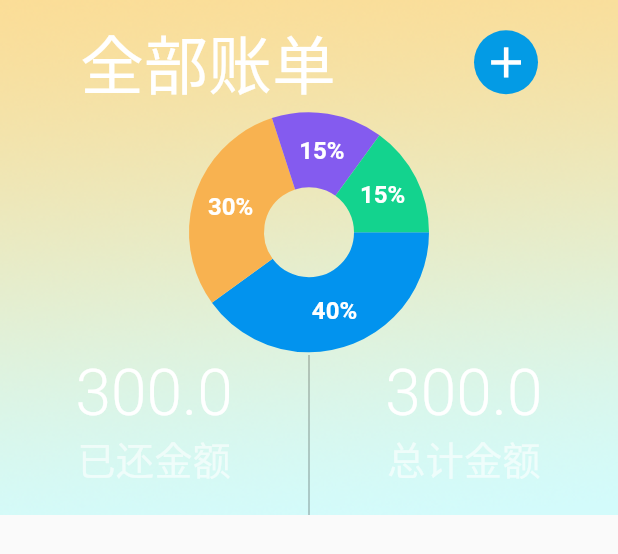
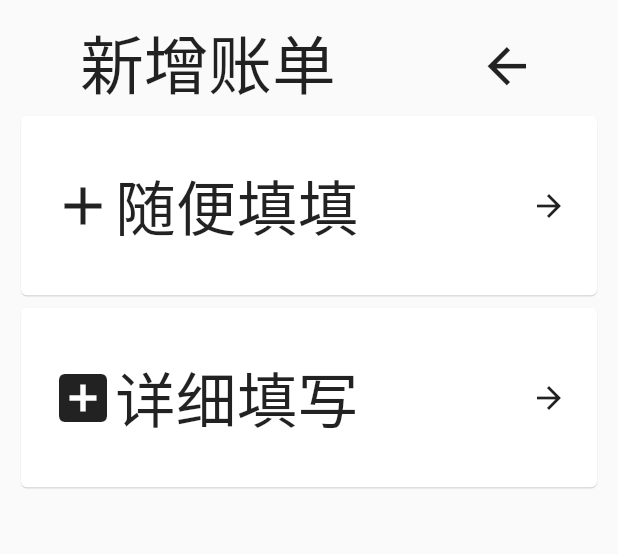
Before and after one commit to kvnZero/flutter_consume, a Flutter app: the BillMoneyWidget widget shown alone on an empty page, opened directly, after a tap on the "add" icon, on a phone screen of 412 x 824 dp. Shown: the top 554 px of the screen. Run offline on Flutter 3.47's test engine with Material 2 defaults, Android fonts, the phone set to English and light mode, and no system bars; drawn by our look-alikes of fl_chart; our stand-ins replace event_bus, shared_preferences, sqflite, vibration; accounts and stored records are empty.

Commit message:
add 新建操作页面

```diff
--- /dev/null
+++ b/lib/ui/page/add_bill_page.dart
@@ -0,0 +1,84 @@
+import 'package:flutter/material.dart';
+import 'package:flutter_consume/common/upx.dart';
+import 'package:flutter_consume/ui/widget/bill_money.dart';
+import 'package:flutter_consume/ui/widget/common_card_button.dart';
+import 'package:flutter_consume/ui/widget/common_read_record.dart';
+import 'package:flutter_consume/ui/widget/common_title.dart';
+
+class AddBillPage extends StatefulWidget {
+  @override
+  _AddBillPageState createState() => _AddBillPageState();
+}
+
+class _AddBillPageState extends State<AddBillPage> {
+
+  int switchType;
+
+  List<Widget> typeForm() {
+    List<Widget> widgetList = [];
+    switch(switchType) {
+      case 1: {
+        // statements;
+      }
+      break;
+      case 2: {
+        //statements;
+      }
+      break;
+      default: {
+        //还没选择
+        widgetList.add(CardButton(title: Text('随便填填', style: TextStyle(fontSize: upx(38)),), icon: Icon(Icons.add, size: upx(40),),
+          onTap: (){
+            setState(() {
+              switchType = 1;
+            });
+          },
+        ));
+        widgetList.add(CardButton(title: Text('详细填写', style: TextStyle(fontSize: upx(38)),), icon: Icon(Icons.add_box, size: upx(40),),
+          onTap: (){
+            setState(() {
+              switchType = 2;
+            });
+          },
+        ));
+      }
+      break;
+    }
+    return widgetList;
+  }
+
+
+  @override
+  Widget build(BuildContext context) {
+
+    List<Widget> widgets = [];
+
+
+    widgets.add(TitleWidget(title: "新增账单", fontSize: upx(40),
+      rightButton: IconButton(
+        onPressed: (){
+          Navigator.pop(context);
+        },
+        splashColor: Colors.transparent,
+        highlightColor: Colors.transparent,
+        icon: Icon(Icons.arrow_back, size: upx(36)),
+      ),
+    ));
+
+    widgets.addAll(typeForm());
+
+    return Scaffold(
+      resizeToAvoidBottomPadding: false,
+      body: ListView(
+        padding: EdgeInsets.zero,
+        children: [
+          Container(
+            child: Column(
+              children: widgets,
+            ),
+          ),
+        ],
+      ),
+    );
+  }
+}
--- a/lib/ui/page/all_page.dart
+++ b/lib/ui/page/all_page.dart
@@ -1,4 +1,5 @@
 import 'package:flutter/material.dart';
+import 'package:flutter_consume/ui/page/add_bill_page.dart';
 import 'package:flutter_consume/ui/widget/bill_money.dart';
 import 'package:flutter_consume/ui/widget/common_read_record.dart';
 
@@ -13,7 +14,7 @@ class _AllPageState extends State<AllPage> {
 
     List<Widget> widgets = [];
 
-    widgets.add(BillMoneyWidget(payedMoney: 300.00, payMoney: 300.00,));
+    widgets.add(BillMoneyWidget(payedMoney: 300.00, payMoney: 300.00, addPage: new AddBillPage(),));
 
     widgets.add(ReadRecordWidget(id: 1, name: '随便玩玩', payMoney: 10, payedMoney: 10, dateShow: '2/11', payDate: '10-11', type: '支付宝'));
     widgets.add(ReadRecordWidget(id: 2, name: '随便玩玩', payMoney: 10000000, payedMoney: 20, dateShow: '1/11', payDate: '10-11', type: '支付宝'));
--- a/lib/ui/widget/bill_money.dart
+++ b/lib/ui/widget/bill_money.dart
@@ -9,7 +9,10 @@ class BillMoneyWidget extends StatefulWidget {
   final double payedMoney;
   final double payMoney;
 
-  BillMoneyWidget({Key key, this.payedMoney, this.payMoney}) : super(key: key);
+  final Widget addPage;
+
+
+  BillMoneyWidget({Key key, this.payedMoney, this.payMoney, this.addPage}) : super(key: key);
 
   @override
   _BillMoneyWidgetState createState() => _BillMoneyWidgetState();
@@ -82,7 +85,13 @@ class _BillMoneyWidgetState extends State<BillMoneyWidget> {
                     child: IconButton(
                       padding: EdgeInsets.zero,
                       splashColor: Colors.transparent,
-                      icon: Icon(Icons.add, size: upx(32), color: Colors.white,), onPressed: (){},
+                      icon: Icon(Icons.add, size: upx(32), color: Colors.white,),
+                      onPressed: (){
+                        Navigator.push(
+                          context,
+                          new MaterialPageRoute(builder: (context) => widget.addPage),
+                        );
+                      },
                     ),
                   )
                 ],
--- /dev/null
+++ b/lib/ui/widget/common_card_button.dart
@@ -0,0 +1,39 @@
+import 'package:flutter/material.dart';
+
+class CardButton extends StatelessWidget {
+
+  final Widget title;
+  final Icon icon;
+  final GestureTapCallback onTap;
+
+  CardButton({Key key, this.title, this.onTap, this.icon}) : super(key: key);
+
+
+  @override
+  Widget build(BuildContext context) {
+    return InkWell(
+      child: Container(
+        margin: EdgeInsets.symmetric(horizontal: 10),
+        child: Card(
+            elevation: 0.3,
+            child: Container(
+              padding: EdgeInsets.symmetric(vertical: 30, horizontal: 20),
+              child: Row(
+                mainAxisAlignment: MainAxisAlignment.spaceBetween,
+                children: [
+                  Row(
+                    children: [
+                      this.icon ?? null,
+                      this.title ?? '',
+                    ],
+                  ),
+                  Icon(Icons.arrow_forward)
+                ],
+              ),
+            )
+        ),
+      ),
+      onTap: onTap,
+    );
+  }
+}
```
